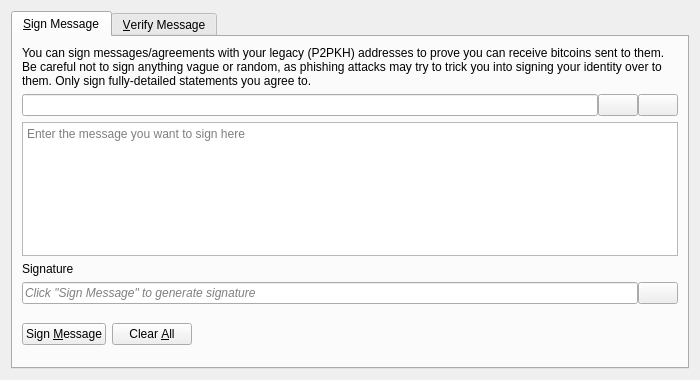
This is src/qt/forms/signverifymessagedialog.ui in B3-Coin/B3-CoinV2 as Qt 5 draws it before an edit. The edited form follows.
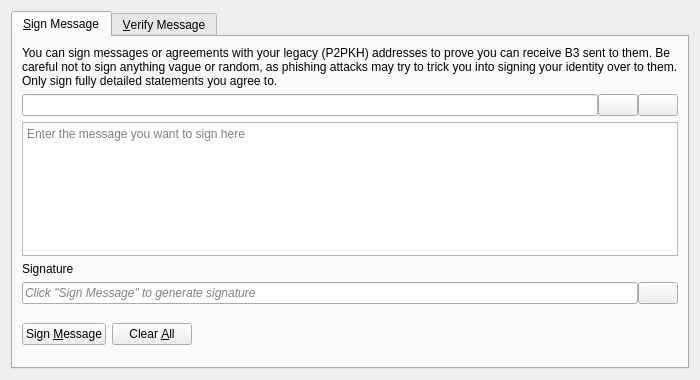
This is the edited form. Icons and pictures are not drawn. Custom widgets are drawn as their Qt base class.

Commit message:
qt: finalize the B3 Hive release identity
Use the B3 Hive name and icon in notifications, bundles, installers, startup links, dialogs, and temporary UI states. Preserve compatibility identifiers, correct narrow-window layout, package the license, and keep unsupported trading and staking surfaces honest.

```diff
--- a/src/qt/forms/signverifymessagedialog.ui
+++ b/src/qt/forms/signverifymessagedialog.ui
@@ -30,7 +30,7 @@
        <item>
         <widget class="QLabel" name="infoLabel_SM">
          <property name="text">
-          <string>You can sign messages/agreements with your legacy (P2PKH) addresses to prove you can receive bitcoins sent to them. Be careful not to sign anything vague or random, as phishing attacks may try to trick you into signing your identity over to them. Only sign fully-detailed statements you agree to.</string>
+          <string>You can sign messages or agreements with your legacy (P2PKH) addresses to prove you can receive B3 sent to them. Be careful not to sign anything vague or random, as phishing attacks may try to trick you into signing your identity over to them. Only sign fully detailed statements you agree to.</string>
          </property>
          <property name="textFormat">
           <enum>Qt::PlainText</enum>
```
Left out of the diff: 8 changed lines with no effect on the pictures. The commit also changes 25 other files.
